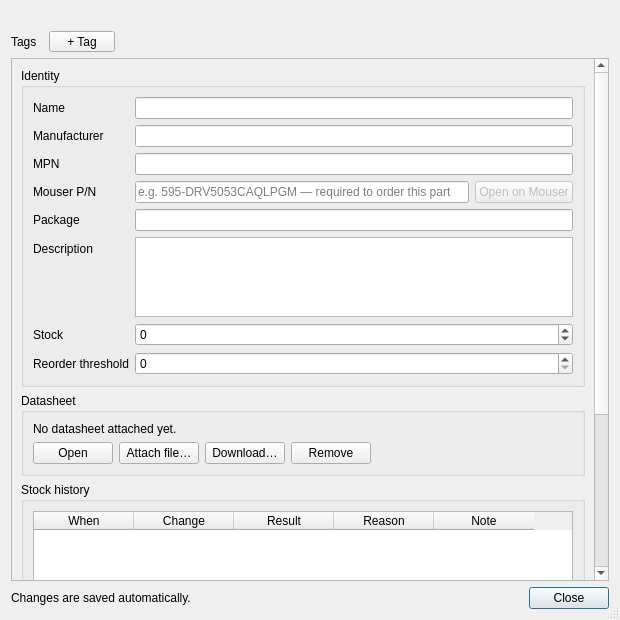
First picture: the form in examples/PartManagerApp/src/ui/PartManager_PartEditorDialog.ui, repository KROIA/PartManager, before the edit.
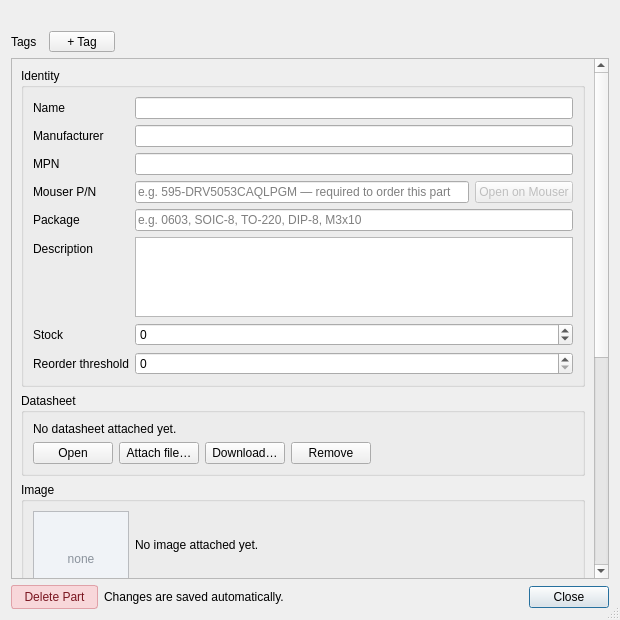
Second picture: the form after the edit.

Commit message: give the part editor an image slot and a delete button

```diff
--- a/examples/PartManagerApp/src/ui/PartManager_PartEditorDialog.ui
+++ b/examples/PartManagerApp/src/ui/PartManager_PartEditorDialog.ui
@@ -182,7 +182,11 @@
            </widget>
           </item>
           <item row="4" column="1">
-           <widget class="QLineEdit" name="packageEdit"/>
+           <widget class="QLineEdit" name="packageEdit">
+            <property name="placeholderText">
+             <string>e.g. 0603, SOIC-8, TO-220, DIP-8, M3x10</string>
+            </property>
+           </widget>
           </item>
           <item row="5" column="0">
            <widget class="QLabel" name="descriptionLabel">
@@ -314,6 +318,107 @@
          </layout>
         </widget>
        </item>
+       <item>
+        <widget class="QGroupBox" name="imageGroup">
+         <property name="title">
+          <string>Image</string>
+         </property>
+         <property name="toolTip">
+          <string>A photo of the part, shown as a thumbnail in the first column of the parts table so the component is recognisable at a glance. It is stored as an ordinary attachment (role &quot;image&quot;), like the datasheet.</string>
+         </property>
+         <layout class="QHBoxLayout" name="imageLayout">
+          <item>
+           <widget class="QLabel" name="imagePreviewLabel">
+            <property name="minimumSize">
+             <size>
+              <width>96</width>
+              <height>96</height>
+             </size>
+            </property>
+            <property name="maximumSize">
+             <size>
+              <width>96</width>
+              <height>96</height>
+             </size>
+            </property>
+            <property name="frameShape">
+             <enum>QFrame::StyledPanel</enum>
+            </property>
+            <property name="alignment">
+             <set>Qt::AlignCenter</set>
+            </property>
+            <property name="styleSheet">
+             <string notr="true">color: #8a929c; background-color: #f0f3f7;</string>
+            </property>
+            <property name="text">
+             <string>none</string>
+            </property>
+           </widget>
+          </item>
+          <item>
+           <layout class="QVBoxLayout" name="imageButtonLayout">
+            <item>
+             <widget class="QLabel" name="imageStateLabel">
+              <property name="text">
+               <string>No image attached yet.</string>
+              </property>
+              <property name="wordWrap">
+               <bool>true</bool>
+              </property>
+             </widget>
+            </item>
+            <item>
+             <layout class="QHBoxLayout" name="imageButtonRow">
+              <item>
+               <widget class="QPushButton" name="attachImageButton">
+                <property name="text">
+                 <string>Attach file…</string>
+                </property>
+                <property name="toolTip">
+                 <string>Copy a picture from this computer into the database's file store.</string>
+                </property>
+               </widget>
+              </item>
+              <item>
+               <widget class="QPushButton" name="downloadImageButton">
+                <property name="text">
+                 <string>Download…</string>
+                </property>
+                <property name="toolTip">
+                 <string>Fetch a picture from a URL — for example the product photo on the part's Mouser page.</string>
+                </property>
+               </widget>
+              </item>
+              <item>
+               <widget class="QPushButton" name="removeImageButton">
+                <property name="text">
+                 <string>Remove</string>
+                </property>
+                <property name="toolTip">
+                 <string>Detach the image from this part.</string>
+                </property>
+               </widget>
+              </item>
+              <item>
+               <spacer name="imageSpacer">
+                <property name="orientation">
+                 <enum>Qt::Horizontal</enum>
+                </property>
+                <property name="sizeHint" stdset="0">
+                 <size>
+                  <width>40</width>
+                  <height>20</height>
+                 </size>
+                </property>
+               </spacer>
+              </item>
+             </layout>
+            </item>
+           </layout>
+          </item>
+         </layout>
+        </widget>
+       </item>
        <item>
         <widget class="QGroupBox" name="stockHistoryGroup">
          <property name="title">
@@ -400,6 +505,19 @@
    </item>
    <item>
     <layout class="QHBoxLayout" name="footerLayout">
+     <item>
+      <widget class="QPushButton" name="deletePartButton">
+       <property name="text">
+        <string>Delete Part</string>
+       </property>
+       <property name="toolTip">
+        <string>Removes this part from the database for good, together with its stock history, tags, attachments and Mouser link. Partlists that reference it are left with an unresolved line. You are asked to confirm first.</string>
+       </property>
+       <property name="styleSheet">
+        <string notr="true">QPushButton { background-color: #f8d7da; color: #7a1620; border: 1px solid #e0a1a8; border-radius: 3px; padding: 4px 12px; } QPushButton:hover { background-color: #f1b8bd; }</string>
+       </property>
+      </widget>
+     </item>
      <item>
       <widget class="QLabel" name="statusLabel">
        <property name="text">
```
Left out of the diff: 25 changed lines with no effect on the pictures. The commit also changes 5 other files.
